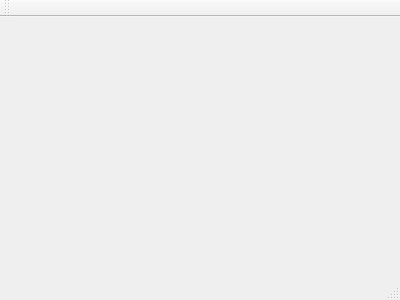
ARPA-SIMC/provami, file provamimainwindow.ui: the form before one commit.
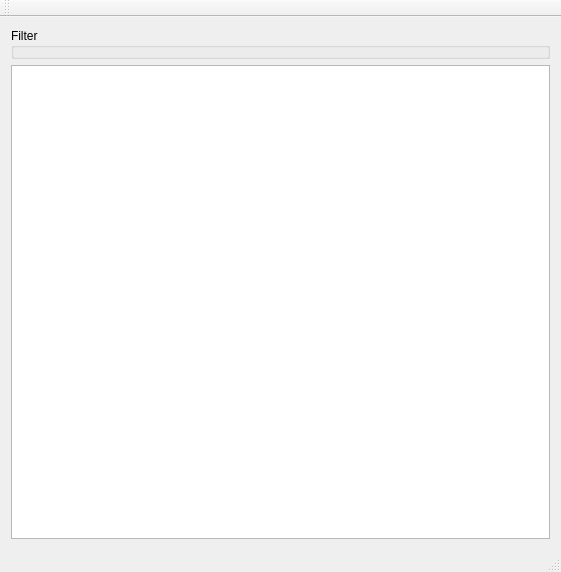
The form after the commit.

Commit message: Added initial data model class

```diff
--- a/provamimainwindow.ui
+++ b/provamimainwindow.ui
@@ -1,24 +1,56 @@
 <ui version="4.0">
  <class>ProvamiMainWindow</class>
- <widget class="QMainWindow" name="ProvamiMainWindow" >
-  <property name="geometry" >
+ <widget class="QMainWindow" name="ProvamiMainWindow">
+  <property name="geometry">
    <rect>
     <x>0</x>
     <y>0</y>
-    <width>400</width>
-    <height>300</height>
+    <width>561</width>
+    <height>572</height>
    </rect>
   </property>
   <property name="windowTitle" >
    <string>ProvamiMainWindow</string>
   </property>
-  <widget class="QMenuBar" name="menuBar" />
-  <widget class="QToolBar" name="mainToolBar" />
-  <widget class="QWidget" name="centralWidget" />
-  <widget class="QStatusBar" name="statusBar" />
+  <widget class="QWidget" name="centralWidget">
+   <layout class="QVBoxLayout" name="verticalLayout_4">
+    <item>
+     <widget class="QGroupBox" name="groupBox">
+      <property name="title">
+       <string>Filter</string>
+      </property>
+     </widget>
+    </item>
+    <item>
+     <widget class="QTableView" name="results">
+      <attribute name="verticalHeaderVisible">
+       <bool>false</bool>
+      </attribute>
+     </widget>
+    </item>
+   </layout>
+  </widget>
+  <widget class="QMenuBar" name="menuBar">
+   <property name="geometry">
+    <rect>
+     <x>0</x>
+     <y>0</y>
+     <width>561</width>
+     <height>22</height>
+    </rect>
+   </property>
+  </widget>
+  <widget class="QToolBar" name="mainToolBar">
+   <attribute name="toolBarArea">
+    <enum>TopToolBarArea</enum>
+   </attribute>
+   <attribute name="toolBarBreak">
+    <bool>false</bool>
+   </attribute>
+  </widget>
+  <widget class="QStatusBar" name="statusBar"/>
  </widget>
- <layoutDefault spacing="6" margin="11" />
- <pixmapfunction></pixmapfunction>
+ <layoutdefault spacing="6" margin="11"/>
  <resources/>
  <connections/>
 </ui>
```
Left out of the diff: 3 changed lines with no effect on the pictures. The commit also changes 3 other files.
